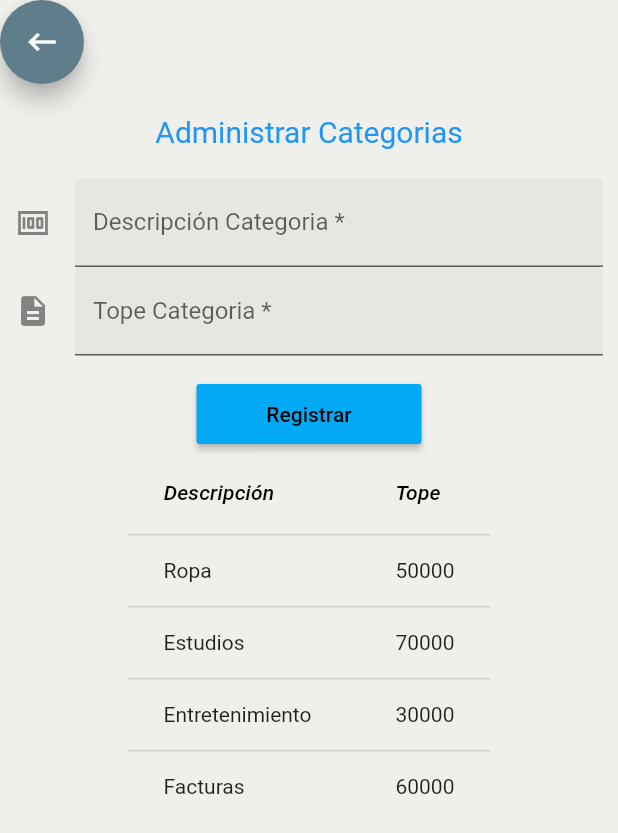
After one commit to ElizaJw/Budget_Control, a Flutter app: the Catergories screen opened directly, on a phone screen of 412 x 824 dp. The commit adds this screen. Shown: the top 833 px of the screen. Run offline on Flutter 3.47's test engine with Material 2 defaults, Android fonts, the phone set to English and light mode, and no system bars; our stand-ins replace firebase_core, font_awesome_flutter; missing offline and left inert: high_chart; accounts and stored records are empty.

Commit message:
creation of the class categories

```diff
--- /dev/null
+++ b/lib/model/ModelCategories.dart
@@ -0,0 +1,40 @@
+class modelCategories {
+  int _tope;
+  String _descripcion;
+
+  modelCategories(this._tope, this._descripcion);
+
+  set descripcion(String descripcion) {
+    if (_validarDatoNullVacioStr(descripcion)) {
+      _descripcion = descripcion;
+    }
+  }
+
+  String get descripcion {
+    return _descripcion;
+  }
+
+  set tope(int tope) {
+    if (_validarDatoNullVacioInt(tope)) {
+      _tope = tope;
+    }
+  }
+
+  int get tope {
+    return _tope;
+  }
+
+  bool _validarDatoNullVacioStr(String dato) {
+    if (null == dato || dato.isEmpty) {
+      throw ('La descripcion no debe estar vacia.');
+    }
+    return true;
+  }
+
+  bool _validarDatoNullVacioInt(int dato) {
+    if (dato <= 0) {
+      throw ('El tope debe ser mayor a 0.');
+    }
+    return true;
+  }
+}
--- a/lib/pages/home_page.dart
+++ b/lib/pages/home_page.dart
@@ -1,3 +1,4 @@
+//import 'package:budget_control/pages/manageCategories.dart';
 import 'package:flutter/material.dart';
 import 'package:font_awesome_flutter/font_awesome_flutter.dart';
 import 'package:high_chart/high_chart.dart';
--- /dev/null
+++ b/lib/pages/manageCategories.dart
@@ -0,0 +1,141 @@
+import 'package:flutter/material.dart';
+import 'package:budget_control/pages/home_page.dart';
+import 'package:budget_control/model/modelCategories.dart';
+
+class Catergories extends StatefulWidget {
+  @override
+  State<StatefulWidget> createState() => ManageCategories();
+}
+
+class ManageCategories extends State<Catergories> {
+  @override
+  Widget build(BuildContext context) {
+    return Scaffold(
+      backgroundColor: Color.fromRGBO(239, 240, 236, 3),
+      body: _body(),
+    );
+  }
+
+  Widget _body() {
+    return Column(
+      //mainAxisAlignment: MainAxisAlignment.spaceEvenly,
+      children: <Widget>[
+        _btnReturn(),
+        _formExpense(),
+        _dataTableCategories(),
+      ],
+    );
+  }
+
+  Widget _btnReturn() {
+    return Container(
+        alignment: Alignment.bottomLeft,
+        child: FloatingActionButton(
+          onPressed: () {
+            //Volver ir a la pantalla especificada
+            Navigator.of(context)
+                .push(MaterialPageRoute(builder: (context) => HomePage()));
+          },
+          backgroundColor: Colors.blueGrey,
+          child: Icon(Icons.keyboard_backspace),
+        ));
+  }
+
+  Widget _formExpense() {
+    return Container(
+      padding: EdgeInsets.symmetric(horizontal: 10),
+      child: Column(children: <Widget>[
+        SizedBox(
+          height: 20.0,
+        ),
+        Text(
+          "Administrar Categorias",
+          textAlign: TextAlign.center,
+          style: TextStyle(
+              color: Colors.blue, fontSize: 20.0, fontStyle: FontStyle.normal),
+        ),
+        SizedBox(
+          height: 20.0,
+        ),
+        TextFormField(
+          decoration: const InputDecoration(
+            border: UnderlineInputBorder(),
+            filled: true,
+            icon: Icon(Icons.money_outlined),
+            labelText: 'Descripción Categoria *',
+          ),
+          keyboardType: TextInputType.text,
+        ),
+        TextFormField(
+          decoration: const InputDecoration(
+            border: UnderlineInputBorder(),
+            filled: true,
+            icon: Icon(Icons.description),
+            labelText: 'Tope Categoria *',
+          ),
+          keyboardType: TextInputType.number,
+        ),
+        SizedBox(
+          height: 15.0,
+        ),
+        MaterialButton(
+          minWidth: 150.0,
+          height: 40.0,
+          onPressed: () {},
+          color: Colors.lightBlue,
+          child: Text('Registrar', style: TextStyle(color: Colors.black)),
+        ),
+      ]),
+    );
+  }
+
+  Widget _dataTableCategories() {
+    List<modelCategories> categ = fetchCategories();
+    return DataTable(
+      columns: const <DataColumn>[
+        DataColumn(
+          label: Text(
+            'Descripción',
+            style: TextStyle(fontStyle: FontStyle.italic),
+          ),
+        ),
+        DataColumn(
+          label: Text(
+            'Tope',
+            style: TextStyle(fontStyle: FontStyle.italic),
+          ),
+        ),
+      ],
+      rows: categ
+          .map((modelCategories) => DataRow(
+                cells: [
+                  DataCell(
+                    Text(
+                      modelCategories.descripcion,
+                    ),
+                  ),
+                  DataCell(
+                    Text(
+                      modelCategories.tope.toString(),
+                    ),
+                  ),
+                ],
+              ))
+          .toList(),
+    );
+  }
+
+  List<modelCategories> fetchCategories() {
+    modelCategories mc = new modelCategories(50000, 'Ropa');
+    modelCategories mc2 = new modelCategories(70000, 'Estudios');
+    modelCategories mc3 = new modelCategories(30000, 'Entretenimiento');
+    modelCategories mc4 = new modelCategories(60000, 'Facturas');
+    var categories = <modelCategories>[];
+    categories.add(mc);
+    categories.add(mc2);
+    categories.add(mc3);
+    categories.add(mc4);
+
+    return categories;
+  }
+}
```
